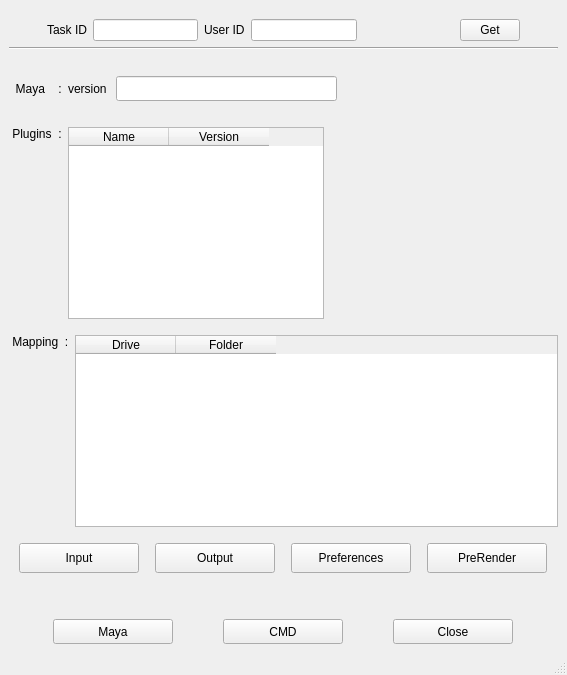
Qt form Test_task/Task.ui (kRayvison/Pycharm_python36) before a commit.
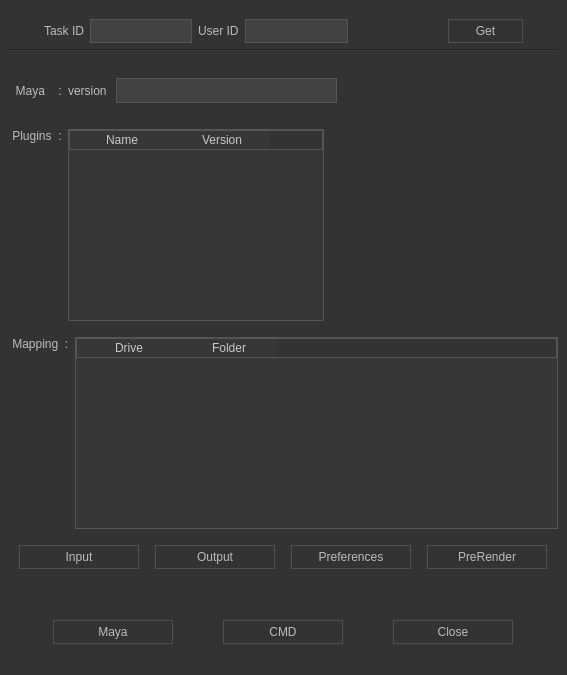
The same form after that commit.

Commit message: 更新 QT_task_win  及 加入新平台 脚本

Diff of the .ui file:
```diff
--- a/Test_task/Task.ui
+++ b/Test_task/Task.ui
@@ -19,6 +19,68 @@
   <property name="autoFillBackground">
    <bool>false</bool>
   </property>
+  <property name="styleSheet">
+   <string notr="true">/* === Shared === */
+* {
+    background-color: #333333;
+    color: #BBBBBB;
+    font-family: &quot;Segoe UI&quot;;
+}
+
+/* === QWidget === */
+QWidget:window {
+    background: #333333;
+    color: #BBBBBB;
+    font-family: &quot;Segoe UI&quot;;
+
+}
+
+/* === QPushButton === */
+QPushButton {
+    border: 1px solid #4f4f4f;
+    padding: 4px;
+    min-width: 65px;
+    min-height: 12px;
+
+}
+
+
+/* =================== */
+QLineEdit, QListView, QTreeView, QTableView, QAbstractSpinBox {
+    background-color: rgb(66, 66, 66);
+    color: #000;
+    border: 1px solid #555;
+}
+
+QAbstractScrollArea, QLineEdit, QTextEdit, QAbstractSpinBox, QComboBox {
+    border: 1px solid #555;
+    color:rgb(200, 200, 200);
+}
+
+/* === QHeaderView === */
+QHeaderView::section {
+    height: 20px;
+}
+
+QHeaderView::section {
+    background: rgb(55, 55, 55);
+    border: 0;
+    /*字体颜色*/
+    color: rgb(200, 200, 200);
+    padding-left: 4px;
+}
+
+
+
+
+QTableWidget{
+    background: rgb(55, 55, 55);
+    selection-background-color: rgb(77, 77, 77);
+    font-family: &quot;Segoe UI&quot;;
+
+}
+</string>
+  </property>
   <property name="animated">
    <bool>true</bool>
   </property>
@@ -32,6 +94,9 @@
    <bool>false</bool>
   </property>
   <widget class="QWidget" name="centralwidget">
+   <property name="styleSheet">
+    <string notr="true"/>
+   </property>
    <layout class="QVBoxLayout" name="verticalLayout_3">
     <item>
      <layout class="QHBoxLayout" name="ID_horizontalLayout">
@@ -114,8 +179,8 @@
        <widget class="QPushButton" name="Get_Button">
         <property name="minimumSize">
          <size>
-          <width>0</width>
-          <height>0</height>
+          <width>75</width>
+          <height>22</height>
          </size>
         </property>
         <property name="maximumSize">
@@ -247,6 +312,9 @@
       </item>
       <item>
        <widget class="QTableWidget" name="Plugins_tableWidget">
+        <property name="styleSheet">
+         <string notr="true"/>
+        </property>
         <column>
          <property name="text">
           <string>Name</string>
@@ -328,8 +396,8 @@
        <widget class="QPushButton" name="Input_Button">
         <property name="minimumSize">
          <size>
-          <width>120</width>
-          <height>30</height>
+          <width>75</width>
+          <height>22</height>
          </size>
         </property>
         <property name="maximumSize">
@@ -347,8 +415,8 @@
        <widget class="QPushButton" name="Output_Button">
         <property name="minimumSize">
          <size>
-          <width>120</width>
-          <height>30</height>
+          <width>75</width>
+          <height>22</height>
          </size>
         </property>
         <property name="maximumSize">
@@ -366,8 +434,8 @@
        <widget class="QPushButton" name="Preferences_Button">
         <property name="minimumSize">
          <size>
-          <width>120</width>
-          <height>30</height>
+          <width>75</width>
+          <height>22</height>
          </size>
         </property>
         <property name="maximumSize">
@@ -385,8 +453,8 @@
        <widget class="QPushButton" name="PreRender_Button">
         <property name="minimumSize">
          <size>
-          <width>120</width>
-          <height>30</height>
+          <width>75</width>
+          <height>22</height>
          </size>
         </property>
         <property name="maximumSize">
@@ -421,8 +489,8 @@
        <widget class="QPushButton" name="Maya_Button">
         <property name="minimumSize">
          <size>
-          <width>0</width>
-          <height>25</height>
+          <width>75</width>
+          <height>22</height>
          </size>
         </property>
         <property name="maximumSize">
@@ -440,8 +508,8 @@
        <widget class="QPushButton" name="CMD_Button">
         <property name="minimumSize">
          <size>
-          <width>0</width>
-          <height>25</height>
+          <width>75</width>
+          <height>22</height>
          </size>
         </property>
         <property name="maximumSize">
@@ -459,8 +527,8 @@
        <widget class="QPushButton" name="Close_Button">
         <property name="minimumSize">
          <size>
-          <width>0</width>
-          <height>25</height>
+          <width>75</width>
+          <height>22</height>
          </size>
         </property>
         <property name="maximumSize">
```
Left out of the diff: 2 changed lines with no effect on the pictures. The commit also changes 1214 other files.
